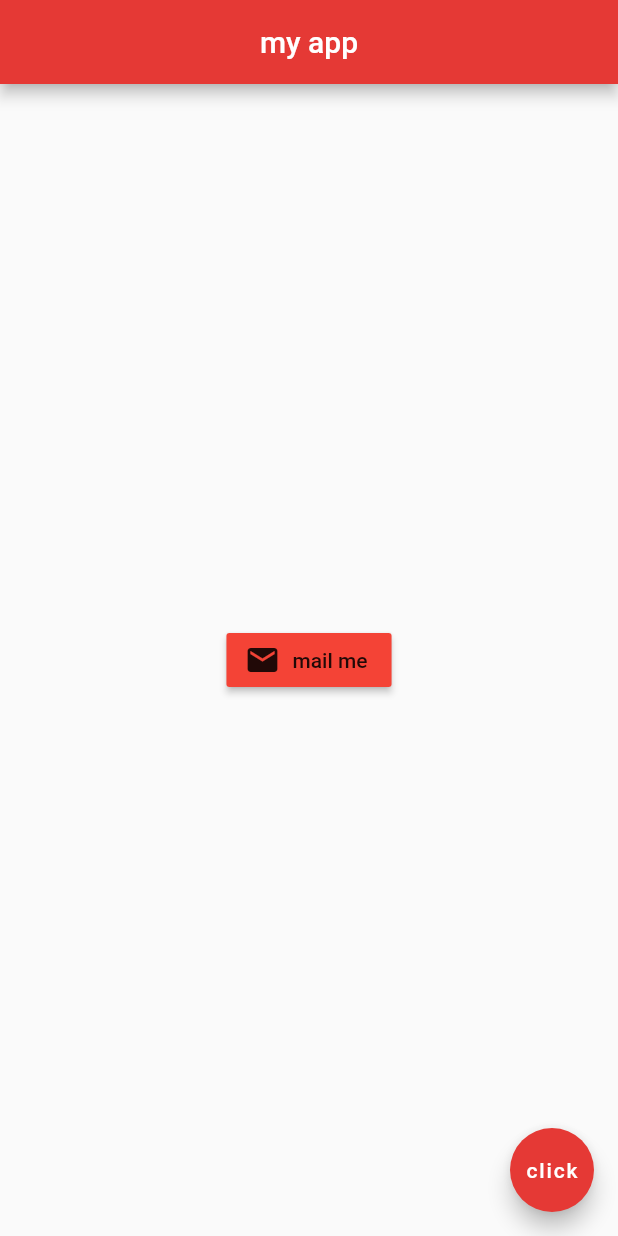
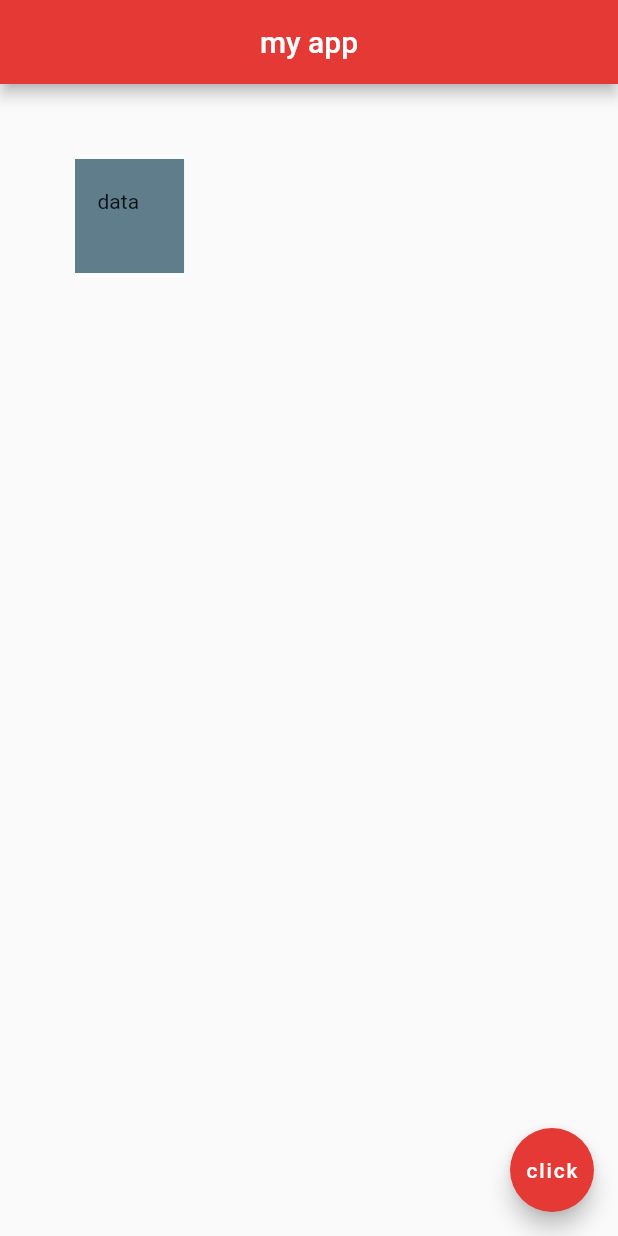
Before and after one commit to quicklauncher/Flutter-course, a Flutter app: the screen it shows after launch, on a phone screen of 412 x 824 dp. Run offline on Flutter 3.47's test engine with Material 2 defaults, Android fonts, the phone set to English and light mode, and no system bars.

Commit message:
container

```diff
--- a/lib/main.dart
+++ b/lib/main.dart
@@ -13,17 +13,14 @@ class Home extends StatelessWidget {
           centerTitle: true,
           backgroundColor: Colors.red[600]
       ),
-      body: Center(
-        child: RaisedButton.icon(
-          onPressed: (){},
-icon: Icon(Icons.mail
-
+      body: Container(
+        padding: EdgeInsets.fromLTRB(15.0, 20.0, 30.0, 40.0),
+        color: Colors.blueGrey,
+        margin: EdgeInsets.all(50.0),
+        child:Text('data') ,
 
 ),
-label: Text('mail me'),
-color: Colors.red
-       ),
-      ),
+
       floatingActionButton: FloatingActionButton(
         backgroundColor: Colors.red[600],
         child: Text('click'),
```
